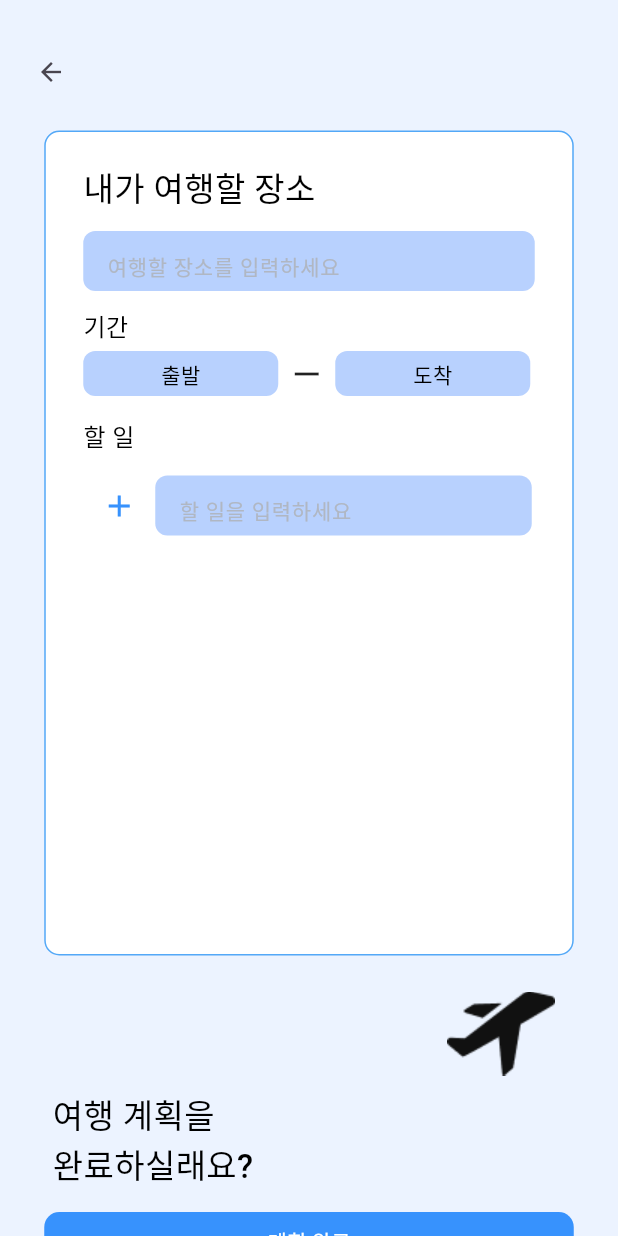
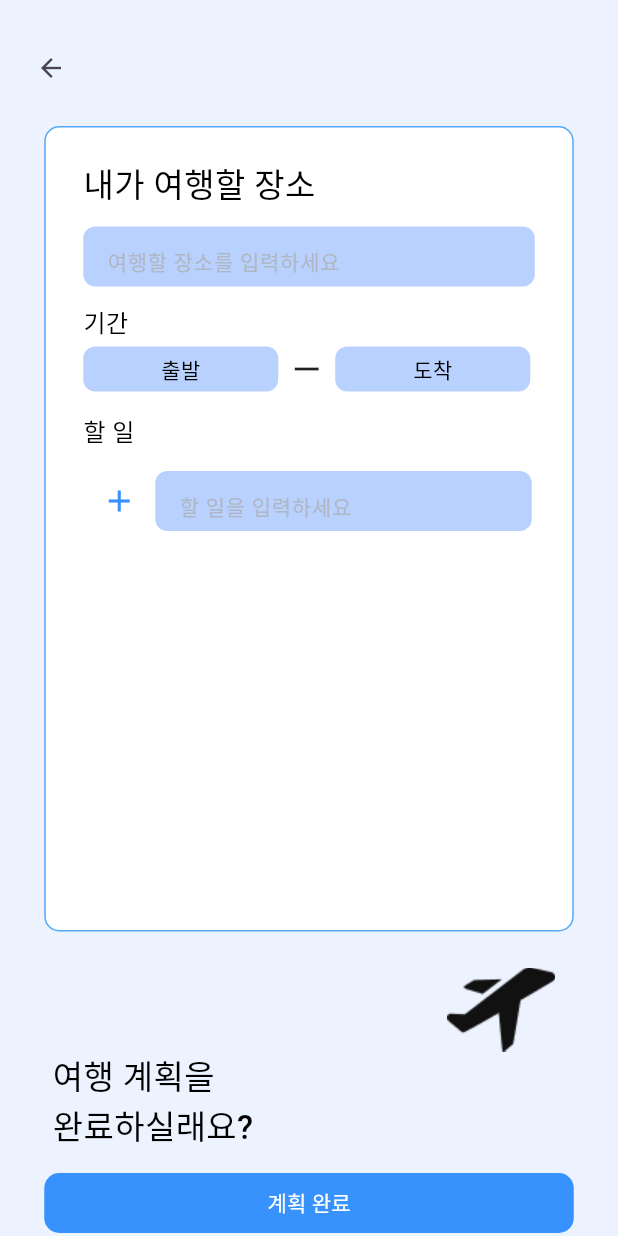
Before and after one commit to leave-leave/Leave-Leave-Flutter, a Flutter app: the TravelPlane screen opened directly, on a phone screen of 412 x 824 dp. Run offline on Flutter 3.47's test engine with Material 3 defaults, Android fonts, the phone set to English and light mode, and no system bars; our stand-ins replace dio, image_picker; Roboto replaces fonts that are missing (Noto Sans KR, NotoSansKR).

Commit message:
REFACTOR :: code

```diff
--- a/lib/travelplane/travelplane.dart
+++ b/lib/travelplane/travelplane.dart
@@ -36,7 +36,7 @@ class _TravelPlaneState extends State<TravelPlane> {
     if (newItem.isNotEmpty) {
       setState(() {
         travelItems.add(newItem);
-        textFieldController.clear(); // 입력 필드 비우기
+        textFieldController.clear();
       });
     }
   }
@@ -48,7 +48,7 @@ class _TravelPlaneState extends State<TravelPlane> {
       backgroundColor: Color(0xffECF3FF),
       body: Column(
         children: [
-          SizedBox(height: 24),
+          SizedBox(height: 21),
           Row(
             children: [
               SizedBox(width: 10),
@@ -63,7 +63,7 @@ class _TravelPlaneState extends State<TravelPlane> {
           SizedBox(height: 15),
           Container(
             width: 353,
-            height: 550,
+            height: 537,
             decoration: BoxDecoration(
               color: Colors.white,
               borderRadius: BorderRadius.circular(10),
@@ -216,7 +216,6 @@ class _TravelPlaneState extends State<TravelPlane> {
               child: Image.asset('assets/images/airplane.png'),
             ),
           ),
-          SizedBox(height: 10),
           Align(
             alignment: Alignment.centerLeft,
             child: Column(
```
